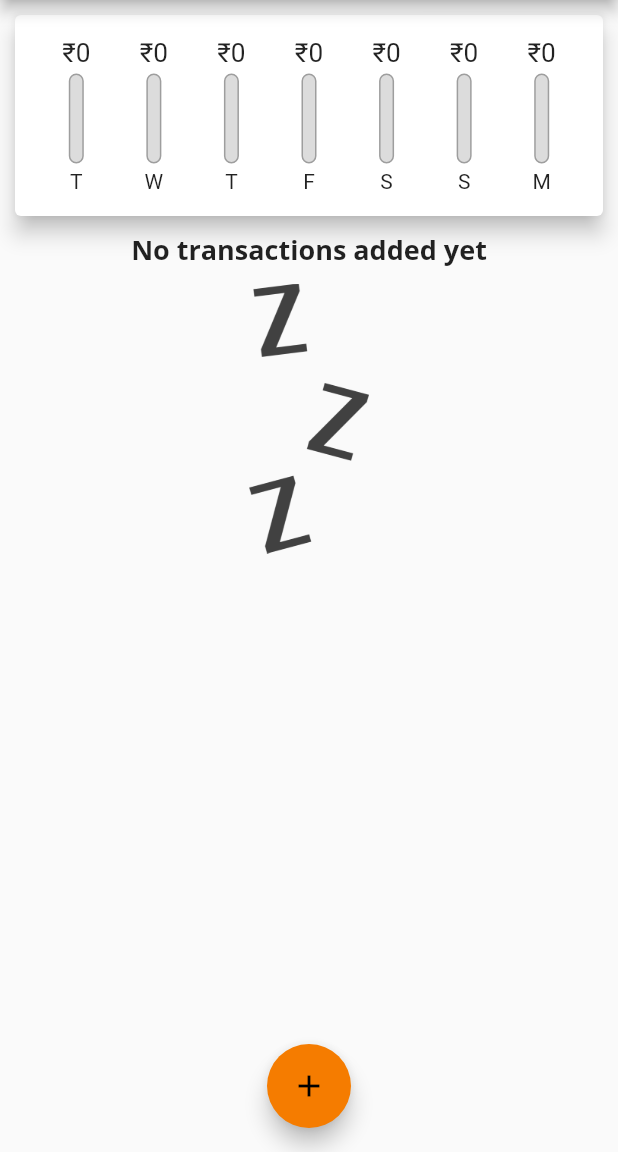
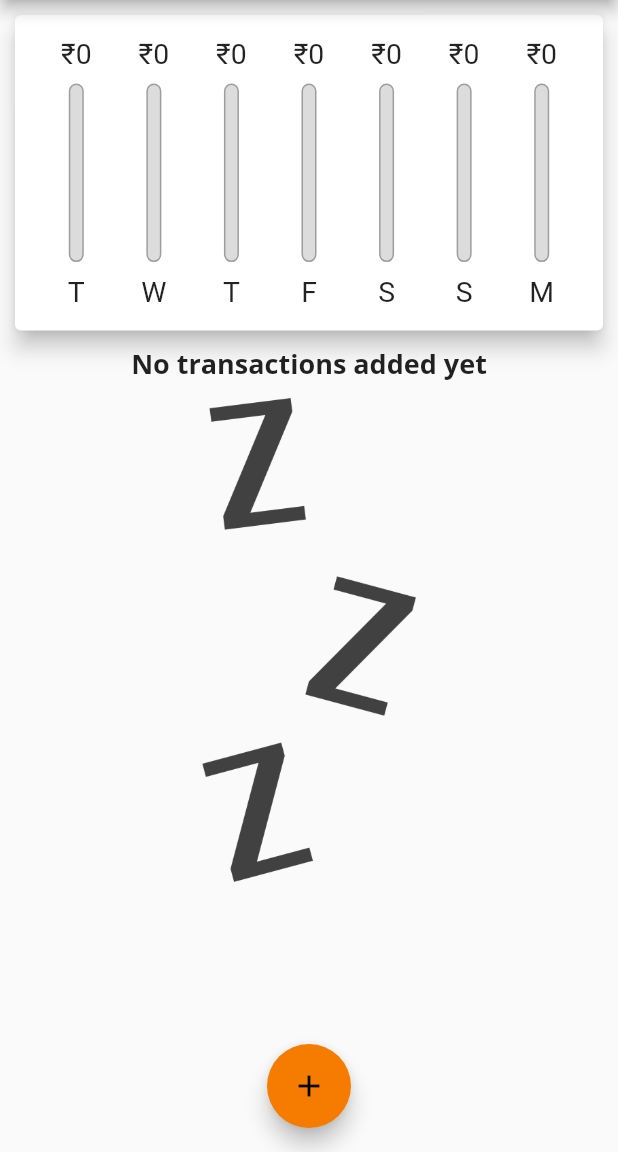
Before and after one commit to surya0180/Expenses-Manager, a Flutter app: the screen it shows after launch, on a phone screen of 412 x 824 dp, the part 84-1236 px from its top. Run offline on Flutter 3.47's test engine with Material 2 defaults, Android fonts, the phone set to English and light mode, and no system bars.

Commit message:
Completed responsiveness and added ios support

```diff
--- a/lib/main.dart
+++ b/lib/main.dart
@@ -1,10 +1,14 @@
 import 'package:expenses_manager/models/transaction.dart';
 import 'package:expenses_manager/widgets/new_transaction.dart';
 import 'package:expenses_manager/widgets/transaction_list.dart';
+import 'package:flutter/cupertino.dart';
 import 'package:flutter/material.dart';
 import './widgets/chart.dart';
+import 'dart:io';
 
-void main() => runApp(MyApp());
+void main() {
+  runApp(MyApp());
+}
 
 class MyApp extends StatelessWidget {
   @override
@@ -22,54 +26,46 @@ class MyApp extends StatelessWidget {
                 fontWeight: FontWeight.bold,
                 fontSize: 18,
               ),
-          button: TextStyle(
-            color: Colors.white,
-            fontWeight: FontWeight.bold
-          )
-        ),
+              button:
+                  TextStyle(color: Colors.white, fontWeight: FontWeight.bold)),
           appBarTheme: AppBarTheme(
               textTheme: ThemeData.light().textTheme.copyWith(
                   title: TextStyle(
                       fontFamily: 'OpenSans',
                       fontSize: 20,
-              fontWeight: FontWeight.bold
-            )
-          )
-        )
-      ),
+                      fontWeight: FontWeight.bold)))),
       home: MyHomePage(),
     );
   }
 }
 
 class MyHomePage extends StatefulWidget {
-
   @override
   _MyHomePageState createState() => _MyHomePageState();
 }
 
 class _MyHomePageState extends State<MyHomePage> {
-
   final List<Transaction> _userTransactions = [];
 
+  bool _showChart = false;
+
   List<Transaction> get _recentTransactions {
-    return _userTransactions.where((tx)  {
+    return _userTransactions.where((tx) {
       return tx.date.isAfter(DateTime.now().subtract(Duration(days: 7)));
     }).toList();
   }
 
-  void _addNewTransaction(String txTitle, double txAmount, DateTime chosenDate) {
+  void _addNewTransaction(
+      String txTitle, double txAmount, DateTime chosenDate) {
     final newTx = Transaction(
         title: txTitle,
         amount: txAmount,
         date: chosenDate,
-      id: DateTime.now().toString()
-    );
+        id: DateTime.now().toString());
 
     setState(() {
       _userTransactions.add(newTx);
     });
-
   }
 
   void _deleteTransaction(String id) {
@@ -82,38 +78,114 @@ class _MyHomePageState extends State<MyHomePage> {
     showModalBottomSheet(
         context: ctx,
         builder: (_) {
-        return  GestureDetector(
+          return GestureDetector(
             child: NewTransaction(_addNewTransaction),
             onTap: () {},
             behavior: HitTestBehavior.opaque,
           );
-      }
-    );
+        });
   }
 
   @override
   Widget build(BuildContext context) {
-    return Scaffold(
-      appBar: AppBar(
-        title: Text('Expenses Manager', style: TextStyle(fontFamily: 'OpenSans'),),
-        actions: <Widget> [
+    final isLandScape =
+        MediaQuery.of(context).orientation == Orientation.landscape;
+
+    final PreferredSizeWidget appbar = Platform.isIOS
+        ? CupertinoNavigationBar(
+            middle: Text("Personal Expenses"),
+            trailing: Row(
+              mainAxisSize: MainAxisSize.min,
+              children: <Widget>[
+                GestureDetector(
+                  child: Icon(CupertinoIcons.add),
+                  onTap: () => _startAddNewTransaction(context),
+                )
+              ],
+            ),
+          )
+        : AppBar(
+            title: Text(
+              'Expenses Manager',
+              style: TextStyle(fontFamily: 'OpenSans'),
+            ),
+            actions: <Widget>[
               IconButton(
                 icon: Icon(Icons.add),
                 onPressed: () => _startAddNewTransaction(context),
               ),
             ],
-      ),
-      body: SingleChildScrollView(
+          );
+
+    final txList = Container(
+      child: TransactionList(_userTransactions, _deleteTransaction),
+      height: (MediaQuery.of(context).size.height -
+              appbar.preferredSize.height -
+              MediaQuery.of(context).padding.top) *
+          0.7,
+    );
+
+    final pageBody = SafeArea(
+      child: SingleChildScrollView(
         child: Column(
           mainAxisAlignment: MainAxisAlignment.start,
           crossAxisAlignment: CrossAxisAlignment.center,
-          children: <Widget> [
-          Chart(_recentTransactions),
-          Expanded(child: TransactionList(_userTransactions, _deleteTransaction)),
-        ],),
+          children: <Widget>[
+            if (isLandScape)
+              Row(
+                mainAxisAlignment: MainAxisAlignment.center,
+                children: [
+                  Text(
+                    'Show Chart',
+                    style: Theme.of(context).textTheme.title,
                   ),
-      floatingActionButtonLocation: FloatingActionButtonLocation.centerFloat,
-      floatingActionButton: FloatingActionButton(
+                  Switch.adaptive(
+                      activeColor: Theme.of(context).accentColor,
+                      value: _showChart,
+                      onChanged: (val) {
+                        setState(() {
+                          _showChart = val;
+                        });
+                      }),
+                ],
+              ),
+            if (!isLandScape)
+              Container(
+                child: Chart(_recentTransactions),
+                height: (MediaQuery.of(context).size.height -
+                        appbar.preferredSize.height -
+                        MediaQuery.of(context).padding.top) *
+                    0.3,
+              ),
+            if (!isLandScape) txList,
+            if (isLandScape)
+              _showChart
+                  ? Container(
+                      child: Chart(_recentTransactions),
+                      height: (MediaQuery.of(context).size.height -
+                              appbar.preferredSize.height -
+                              MediaQuery.of(context).padding.top) *
+                          0.7,
+                    )
+                  : txList,
+          ],
+        ),
+      ),
+    );
+
+    return Platform.isIOS
+        ? CupertinoPageScaffold(
+            child: pageBody,
+            navigationBar: appbar,
+          )
+        : Scaffold(
+            appBar: appbar,
+            body: pageBody,
+            floatingActionButtonLocation:
+                FloatingActionButtonLocation.centerFloat,
+            floatingActionButton: Platform.isIOS
+                ? Container()
+                : FloatingActionButton(
                     child: Icon(Icons.add),
                     onPressed: () => _startAddNewTransaction(context),
                   ),
--- /dev/null
+++ b/lib/widgets/adaptive_flat_button.dart
@@ -0,0 +1,11 @@
+import 'package:flutter/material.dart';
+import 'dart:io';
+
+class AdaptiveFlatButton extends StatelessWidget {
+  @override
+  Widget build(BuildContext context) {
+    return Container(
+
+    );
+  }
+}
--- a/lib/widgets/chart_bar.dart
+++ b/lib/widgets/chart_bar.dart
@@ -1,7 +1,6 @@
 import 'package:flutter/material.dart';
 
 class ChartBar extends StatelessWidget {
-
   final String label;
   final double spendingAmount;
   final double spendingPctOfTotal;
@@ -10,17 +9,20 @@ class ChartBar extends StatelessWidget {
 
   @override
   Widget build(BuildContext context) {
+    return LayoutBuilder(
+      builder: (ctx, constraint) {
         return Column(
           children: [
             Container(
-          height: 20,
+              height: constraint.maxHeight * 0.12,
               child: FittedBox(
-            child: Text('₹' + spendingAmount.toStringAsFixed(0))
+                  child: Text('₹' + spendingAmount.toStringAsFixed(0))),
             ),
+            SizedBox(
+              height: constraint.maxHeight * 0.05,
             ),
-        SizedBox(height: 4,),
             Container(
-          height: 60,
+              height: constraint.maxHeight * 0.66,
               width: 10,
               child: Stack(
                 children: [
@@ -31,18 +33,27 @@ class ChartBar extends StatelessWidget {
                       borderRadius: BorderRadius.circular(10),
                     ),
                   ),
-              FractionallySizedBox(heightFactor: spendingPctOfTotal, child: Container(
+                  FractionallySizedBox(
+                    heightFactor: spendingPctOfTotal,
+                    child: Container(
                       decoration: BoxDecoration(
                         color: Theme.of(context).primaryColor,
                         borderRadius: BorderRadius.circular(10),
                       ),
-              ),),
+                    ),
+                  ),
                 ],
               ),
             ),
-        SizedBox(height: 4,),
-        Text(label),
+            SizedBox(
+              height: constraint.maxHeight * 0.05,
+            ),
+            Container(
+                height: constraint.maxHeight * 0.12,
+                child: FittedBox(child: Text(label))),
           ],
+        );
+      },
     );
   }
 }
--- a/lib/widgets/new_transaction.dart
+++ b/lib/widgets/new_transaction.dart
@@ -2,7 +2,6 @@ import 'package:flutter/material.dart';
 import 'package:intl/intl.dart';
 
 class NewTransaction extends StatefulWidget {
-
   final Function addNewTransaction;
   NewTransaction(this.addNewTransaction);
 
@@ -16,8 +15,7 @@ class _NewTransactionState extends State<NewTransaction> {
   DateTime _selectedDate;
 
   void _submitData() {
-
-    if(_amountController.text.isEmpty) {
+    if (_amountController.text.isEmpty) {
       return;
     }
 
@@ -35,7 +33,6 @@ class _NewTransactionState extends State<NewTransaction> {
     );
 
     Navigator.of(context).pop();
-
   }
 
   void _presentDatePicker() {
@@ -56,47 +53,55 @@ class _NewTransactionState extends State<NewTransaction> {
 
   @override
   Widget build(BuildContext context) {
-    return Card(
+    return SingleChildScrollView(
+      child: Card(
           elevation: 5,
           child: Container(
-        padding: EdgeInsets.all(10),
+            padding: EdgeInsets.only(
+                top: 10,
+                bottom: MediaQuery.of(context).viewInsets.bottom + 10,
+                left: 10,
+                right: 10),
             child: Column(
               crossAxisAlignment: CrossAxisAlignment.end,
-          children: <Widget> [
+              children: <Widget>[
                 TextField(
-              decoration: InputDecoration(
-                labelText: 'Title'
-              ),
+                  decoration: InputDecoration(labelText: 'Title'),
                   controller: _titleController,
                   onSubmitted: (_) => _submitData(),
                 ),
                 TextField(
-              decoration: InputDecoration(
-                labelText: 'Amount'
-              ),
+                  decoration: InputDecoration(labelText: 'Amount'),
                   controller: _amountController,
                   keyboardType: TextInputType.number,
                   onSubmitted: (_) => _submitData(),
                 ),
                 Row(
-              children: <Widget> [
-                Expanded(child: Text(_selectedDate == null ? 'No Date Chosen!' : 'Picked Date: ${DateFormat.yMd().format(_selectedDate)}')),
+                  children: <Widget>[
+                    Expanded(
+                        child: Text(_selectedDate == null
+                            ? 'No Date Chosen!'
+                            : 'Picked Date: ${DateFormat.yMd().format(_selectedDate)}')),
                     FlatButton(
                         textColor: Theme.of(context).primaryColor,
                         onPressed: _presentDatePicker,
-                  child: Text('Choose Date', style: TextStyle(fontWeight: FontWeight.bold),)
-                ),
+                        child: Text(
+                          'Choose Date',
+                          style: TextStyle(fontWeight: FontWeight.bold),
+                        )),
                   ],
                 ),
                 RaisedButton(
                   onPressed: _submitData,
                   color: Theme.of(context).primaryColor,
                   textColor: Theme.of(context).textTheme.button.color,
-              child: Text("Add Transaction",),
+                  child: Text(
+                    "Add Transaction",
+                  ),
                 ),
               ],
             ),
-      )
+          )),
     );
   }
 }
--- a/lib/widgets/transaction_list.dart
+++ b/lib/widgets/transaction_list.dart
@@ -2,9 +2,7 @@ import '../models/transaction.dart';
 import 'package:flutter/material.dart';
 import 'package:intl/intl.dart';
 
-
 class TransactionList extends StatelessWidget {
-
   final List<Transaction> transactions;
   final Function deleteTx;
 
@@ -12,10 +10,9 @@ class TransactionList extends StatelessWidget {
 
   @override
   Widget build(BuildContext context) {
-    return Container(
-      height: 441,
-      child: transactions.isEmpty ?
-      Column(
+    return transactions.isEmpty
+        ? LayoutBuilder(builder: (ctx, constraints) {
+            return Column(
               children: [
                 Text(
                   "No transactions added yet",
@@ -25,14 +22,16 @@ class TransactionList extends StatelessWidget {
                   height: 10,
                 ),
                 Container(
-            height: 180,
+                  height: constraints.maxHeight * 0.6,
                   child: Image.asset(
                     "assets/images/waiting.png",
                     fit: BoxFit.cover,
                   ),
                 ),
               ],
-      ) : ListView.builder(
+            );
+          })
+        : ListView.builder(
             itemBuilder: (ctx, index) {
               return Card(
                 elevation: 5,
@@ -41,8 +40,8 @@ class TransactionList extends StatelessWidget {
                   leading: CircleAvatar(
                     child: Padding(
                       child: FittedBox(
-                      child: Text('₹'+transactions[index].amount.toStringAsFixed(2))
-                    ),
+                          child: Text('₹' +
+                              transactions[index].amount.toStringAsFixed(2))),
                       padding: EdgeInsets.all(10),
                     ),
                     radius: 30,
@@ -54,122 +53,25 @@ class TransactionList extends StatelessWidget {
                   subtitle: Text(
                     DateFormat.yMMMd().format(transactions[index].date),
                   ),
-                trailing: IconButton(icon: Icon(Icons.delete), onPressed: () => deleteTx(transactions[index].id), color: Theme.of(context).errorColor,),
+                  trailing: MediaQuery.of(context).size.width > 460
+                      ? FlatButton.icon(
+                          onPressed: () => deleteTx(transactions[index].id),
+                          icon: Icon(Icons.delete),
+                          label: Text('Delete'),
+                          color: Theme.of(context).errorColor,
+                        )
+                      : IconButton(
+                          icon: Icon(Icons.delete),
+                          onPressed: () => deleteTx(transactions[index].id),
+                          color: Theme.of(context).errorColor,
+                        ),
                 ),
               );
             },
             itemCount: transactions.length,
-        ),
           );
   }
 }
-
-
-
-
-
-
-
-
-
-
-
-
-
-
-
-
-
-
-
-
-
-
-
-
-
-
-
-
-
-
-
-
-
-
-
-
-
-
-
-
-
-
-
-
-
-
-
-
-
-
-
-
-
-
-
-
-
-
-
-
-
-
-
-
-
-
-
-
-
-
-
-
-
-
-
-
-
-
-
-
-
-
-
-
-
-
-
-
-
-
-
-
-
-
-
-
-
-
-
-
-
-
-
-
-
-
-
 
 // return Card(
 //               child: Row(
```
Also changed, not shown: lib/models/transaction.dart (+5 -6 lines), lib/widgets/chart.dart (+17 -13 lines). Lines whose indentation alone changed are shown as unchanged.
